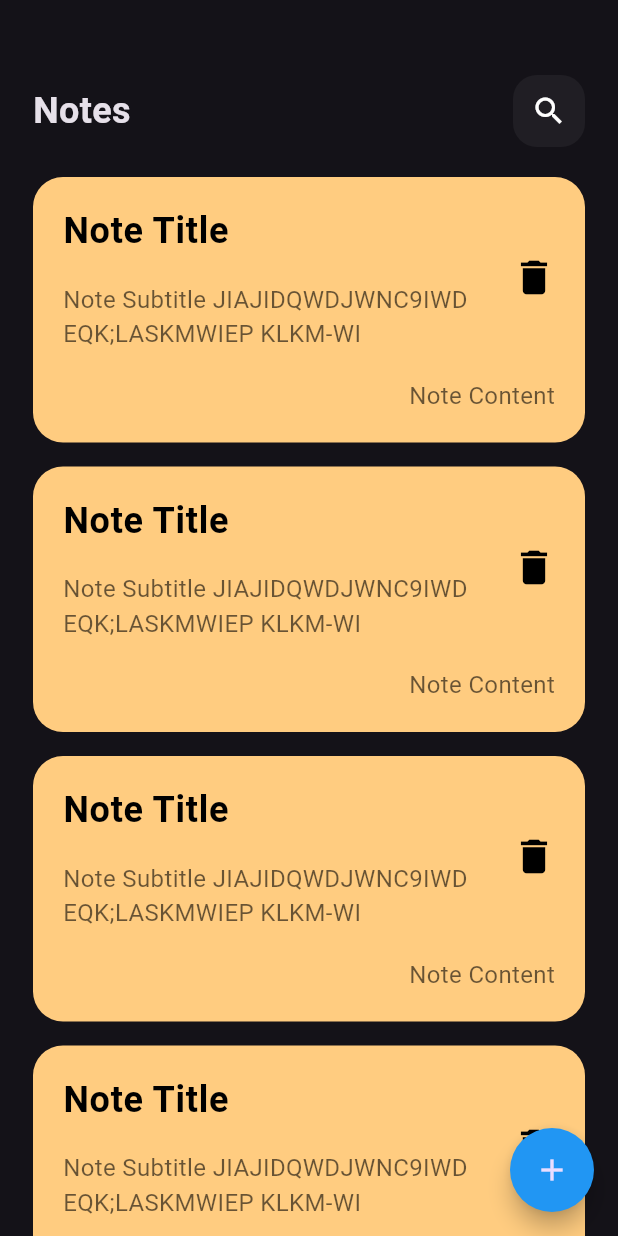
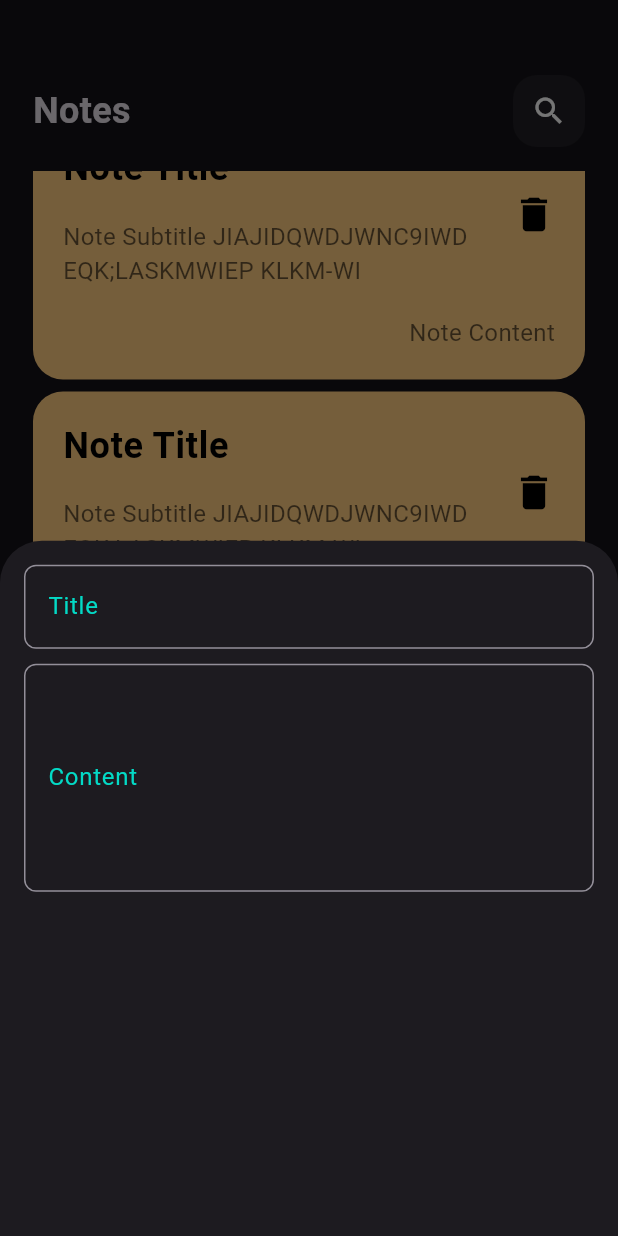
Before and after one commit to joyanis-dev/notes_app, a Flutter app: the screen it shows after launch, scrolled down 1152 dp, after a tap on the "add" icon, on a phone screen of 412 x 824 dp. Run offline on Flutter 3.47's test engine with Material 3 defaults, Android fonts, the phone set to English and light mode, and no system bars.

Commit message:
Refactor notes view and add bottom sheet for note creation

```diff
--- /dev/null
+++ b/lib/constants/app_colors.dart
@@ -0,0 +1,4 @@
+ import 'package:flutter/material.dart';
+
+
+const Color kPrimaryColor = Color(0xFF03DAC6);
--- a/lib/views/notes_view.dart
+++ b/lib/views/notes_view.dart
@@ -1,4 +1,6 @@
 import 'package:flutter/material.dart';
+import 'package:note_app/constants/app_colors.dart';
+import 'package:note_app/widgets/add_note_bottem_sheet.dart';
 import 'package:note_app/widgets/notes_view_body.dart';
 
 class NotesView extends StatelessWidget {
@@ -8,17 +10,21 @@ class NotesView extends StatelessWidget {
   Widget build(BuildContext context) {
     return Scaffold(
       floatingActionButton: FloatingActionButton(
-        backgroundColor: Colors.blue,
+        backgroundColor: kPrimaryColor,
         shape: RoundedRectangleBorder(
           borderRadius: BorderRadius.circular(30.0),
         ),
         onPressed: () {
-          // Action for the floating action button
+          showModalBottomSheet(
+            context: context,
+            builder: (context) {
+              return AddNoteBottomSheet();
+            },
+          );
         },
         child: const Icon(Icons.add),
       ),
       body: NotesViewBody(),
-
     );
   }
 }
--- /dev/null
+++ b/lib/widgets/add_note_bottem_sheet.dart
@@ -0,0 +1,46 @@
+import 'package:flutter/material.dart';
+import 'package:note_app/constants/app_colors.dart';
+
+class AddNoteBottomSheet extends StatelessWidget {
+  const AddNoteBottomSheet({super.key});
+
+  @override
+  Widget build(BuildContext context) {
+    return Container(
+      padding: const EdgeInsets.all(16.0),
+      child: Column(
+        children: [
+          CustomTextField(labelText: 'Title'),
+          SizedBox(height: 10),
+          CustomTextField(labelText: 'Content', maxLines: 5),
+        ],
+      ),
+    );
+  }
+}
+
+class CustomTextField extends StatelessWidget {
+  final String labelText;
+  final int maxLines;
+  const CustomTextField({
+    super.key,
+    required this.labelText,
+    this.maxLines = 1,
+  });
+
+  @override
+  Widget build(BuildContext context) {
+    return TextField(
+      maxLines: maxLines,
+      decoration: InputDecoration(
+        labelText: labelText,
+        labelStyle: TextStyle(color:kPrimaryColor),
+        focusedBorder: OutlineInputBorder(
+          borderRadius: BorderRadius.circular(8.0),
+          borderSide: BorderSide(color: kPrimaryColor),
+        ),
+        border: OutlineInputBorder(borderRadius: BorderRadius.circular(8.0)),
+      ),
+    );
+  }
+}
--- a/lib/widgets/notes_listview.dart
+++ b/lib/widgets/notes_listview.dart
@@ -1,3 +1,5 @@
+
+
 import 'package:flutter/material.dart';
 import 'package:note_app/widgets/custom_note_item.dart';
 
@@ -6,13 +8,17 @@ class NotesListView extends StatelessWidget {
 
   @override
   Widget build(BuildContext context) {
-    return ListView.builder(
-      itemBuilder: (context, index) {
-        return Padding(
-          padding: const EdgeInsets.symmetric(vertical: 8.0),
-          child: CustomNoteItem(),
-        );
-      },
+    return Padding(
+      padding: const EdgeInsets.symmetric(vertical: 16),
+      child: ListView.builder(
+        padding: EdgeInsets.zero,
+        itemBuilder: (context, index) {
+          return Padding(
+            padding: const EdgeInsets.symmetric(vertical: 4),
+            child: CustomNoteItem(),
+          );
+        },
+      ),
     );
   }
 }
--- a/lib/widgets/notes_view_body.dart
+++ b/lib/widgets/notes_view_body.dart
@@ -9,10 +9,14 @@ class NotesViewBody extends StatelessWidget {
   Widget build(BuildContext context) {
     return Padding(
       padding: const EdgeInsets.symmetric(horizontal: 22),
-      child: Column(children: [SizedBox(height: 50), CustomAppBar(),
-      SizedBox(height: 6),
-      Expanded(child: NotesListView()),
-      ]),
+      child: Column(
+        children: [
+          SizedBox(height: 50),
+          CustomAppBar(),
+
+          Expanded(child: NotesListView()),
+        ],
+      ),
     );
   }
 }
```
Also changed, not shown: lib/main.dart (line endings or trailing spaces).
